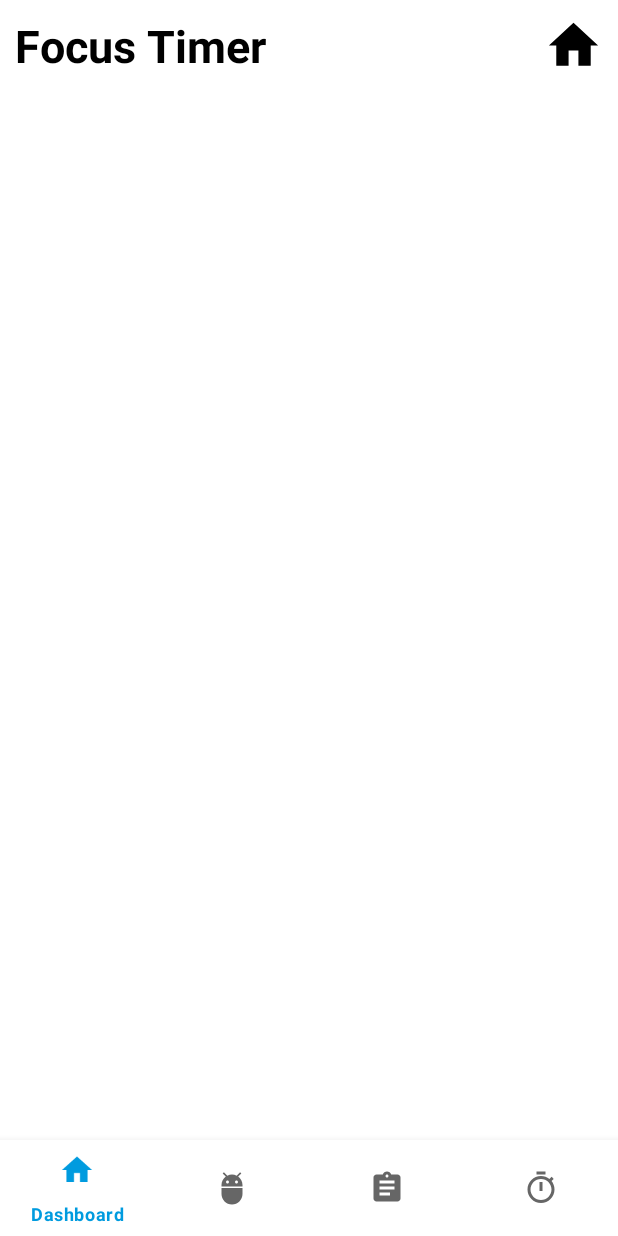
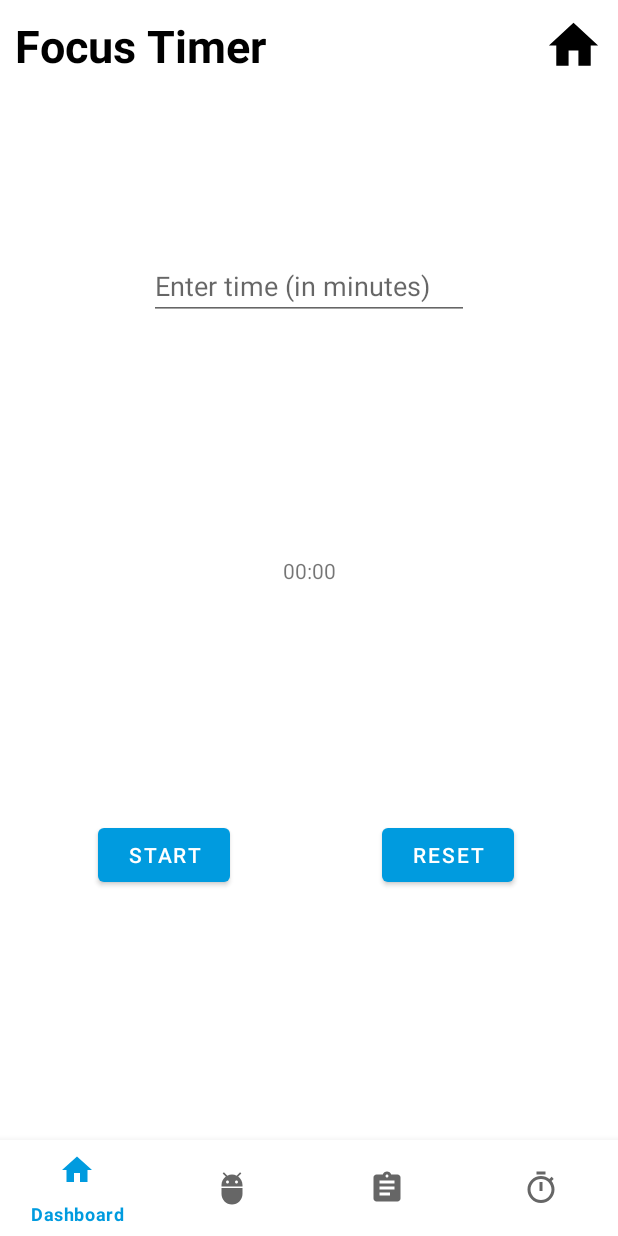
Before and after one commit to ncarlson23/focusFinder, an Android app: the Timer screen opened through its navigation route, on a phone screen of 412 x 824 dp. Run offline under Robolectric (Android 15) with nearby library versions, the phone set to English and light mode, and no system bars; our stand-ins replace Room's generated code.

Commit message:
Timer is working but needs to look better

```diff
--- a/app/src/main/java/com/example/focusfinder/Timer.kt
+++ b/app/src/main/java/com/example/focusfinder/Timer.kt
@@ -1,16 +1,112 @@
 package com.example.focusfinder
+
 
 import android.os.Bundle
 import androidx.fragment.app.Fragment
 import android.view.LayoutInflater
 import android.view.View
 import android.view.ViewGroup
+import android.widget.Button
+import android.widget.TextView
+import androidx.navigation.fragment.findNavController
+import android.os.CountDownTimer
+import android.widget.EditText
+
 
 
 class Timer : Fragment() {
 
+    lateinit var time_text : TextView
+    lateinit var stop_button : Button
+    lateinit var start_button : Button
+    lateinit var home_button : Button
+    lateinit var user_input : EditText
+
+    lateinit var countdown_timer : CountDownTimer
+
+
+    var START_MILLI_SECONDS = 6000L
+    var isRunning : Boolean = false
+    var time_in_milli_seconds = 0L
+
+
+
+
     override fun onCreate(savedInstanceState: Bundle?) {
         super.onCreate(savedInstanceState)
+    }
+
+    override fun onViewCreated(view: View, savedInstanceState: Bundle?) {
+        super.onViewCreated(view, savedInstanceState)
+        time_text = view.findViewById(R.id.textView)
+        home_button = view.findViewById(R.id.timer_home_button)
+        stop_button = view.findViewById(R.id.timer_stop_button)
+        start_button = view.findViewById(R.id.time_start_button)
+        user_input = view.findViewById(R.id.enter_time_amount)
+
+
+        // nav button to dashboard
+       home_button .setOnClickListener {
+            findNavController().navigate(R.id.action_global_dashboard)
+        }
+
+        start_button.setOnClickListener {
+            if (isRunning) {
+                pauseTimer()
+            } else {
+                val time = user_input.text.toString()
+                time_in_milli_seconds = time.toLong() * 60000L
+                startTimer(time_in_milli_seconds)
+            }
+
+        }
+
+        stop_button.setOnClickListener{
+            resetTimer()
+        }
+    }
+
+
+    fun pauseTimer() {
+        start_button.text = "Start"
+        countdown_timer.cancel()
+        isRunning = false
+        stop_button.visibility = View.VISIBLE
+    }
+
+    fun startTimer(time_in_seconds : Long) {
+        countdown_timer = object : CountDownTimer(time_in_seconds, 1000) {
+            override fun onFinish() {
+            }
+
+            override fun onTick(p0: Long) {
+                time_in_milli_seconds = p0
+                updateTextUI()
+            }
+        }
+
+        countdown_timer.start()
+
+        isRunning = true
+        start_button.text = "Pause"
+        stop_button.visibility = View.INVISIBLE
+    }
+
+    fun resetTimer() {
+        time_in_milli_seconds = START_MILLI_SECONDS
+        updateTextUI()
+        stop_button.visibility = View.INVISIBLE
+    }
+
+    fun updateTextUI() {
+        val minute = (time_in_milli_seconds / 1000) / 60
+        val seconds = (time_in_milli_seconds / 1000) % 60 - 6
+
+        time_text.text = "$minute:$seconds"
+
+
+
+
     }
 
     override fun onCreateView(
--- a/app/src/main/res/layout/fragment_timer.xml
+++ b/app/src/main/res/layout/fragment_timer.xml
@@ -1,12 +1,25 @@
 <?xml version="1.0" encoding="utf-8"?>
 <androidx.constraintlayout.widget.ConstraintLayout xmlns:android="http://schemas.android.com/apk/res/android"
+    xmlns:app="http://schemas.android.com/apk/res-auto"
     xmlns:tools="http://schemas.android.com/tools"
     android:layout_width="match_parent"
     android:layout_height="match_parent"
-    tools:context=".Timer"
-    android:layout_margin="10dp">
+    android:layout_margin="10dp"
+    tools:context=".Timer">
+
+    <Button
+        android:id="@+id/timer_stop_button"
+        android:layout_width="wrap_content"
+        android:layout_height="wrap_content"
+        android:text="Reset"
+        app:layout_constraintBottom_toBottomOf="parent"
+        app:layout_constraintEnd_toEndOf="parent"
+        app:layout_constraintHorizontal_bias="0.805"
+        app:layout_constraintStart_toStartOf="parent"
+        app:layout_constraintTop_toBottomOf="@+id/textView" />
 
     <LinearLayout
+        android:id="@+id/linearLayout3"
         android:layout_width="match_parent"
         android:layout_height="wrap_content"
         android:paddingBottom="10dp">
@@ -14,11 +27,12 @@
         <TextView
             android:layout_width="0dp"
             android:layout_height="wrap_content"
+            android:layout_weight="9"
             android:text="Focus Timer"
             android:textColor="#000000"
             android:textSize="30sp"
-            android:textStyle="bold"
-            android:layout_weight="9"/>
+            android:textStyle="bold" />
+
         <android.widget.Button
             android:id="@+id/timer_home_button"
             android:layout_width="0dp"
@@ -28,4 +42,38 @@
             android:background="@drawable/ic_home" />
     </LinearLayout>
 
+    <TextView
+        android:id="@+id/textView"
+        android:layout_width="wrap_content"
+        android:layout_height="wrap_content"
+        android:text="00:00"
+        app:layout_constraintBottom_toBottomOf="parent"
+        app:layout_constraintEnd_toEndOf="parent"
+        app:layout_constraintStart_toStartOf="parent"
+        app:layout_constraintTop_toTopOf="parent" />
+
+    <Button
+        android:id="@+id/time_start_button"
+        android:layout_width="wrap_content"
+        android:layout_height="wrap_content"
+        android:text="Start"
+        app:layout_constraintBottom_toBottomOf="parent"
+        app:layout_constraintEnd_toEndOf="parent"
+        app:layout_constraintHorizontal_bias="0.181"
+        app:layout_constraintStart_toStartOf="parent"
+        app:layout_constraintTop_toBottomOf="@+id/textView" />
+
+    <EditText
+        android:id="@+id/enter_time_amount"
+        android:layout_width="wrap_content"
+        android:layout_height="wrap_content"
+        android:ems="10"
+        android:inputType="textPersonName"
+        android:hint="Enter time (in minutes)"
+        android:text = ""
+        app:layout_constraintBottom_toTopOf="@+id/textView"
+        app:layout_constraintEnd_toEndOf="parent"
+        app:layout_constraintStart_toStartOf="parent"
+        app:layout_constraintTop_toTopOf="parent" />
+
 </androidx.constraintlayout.widget.ConstraintLayout>
```
